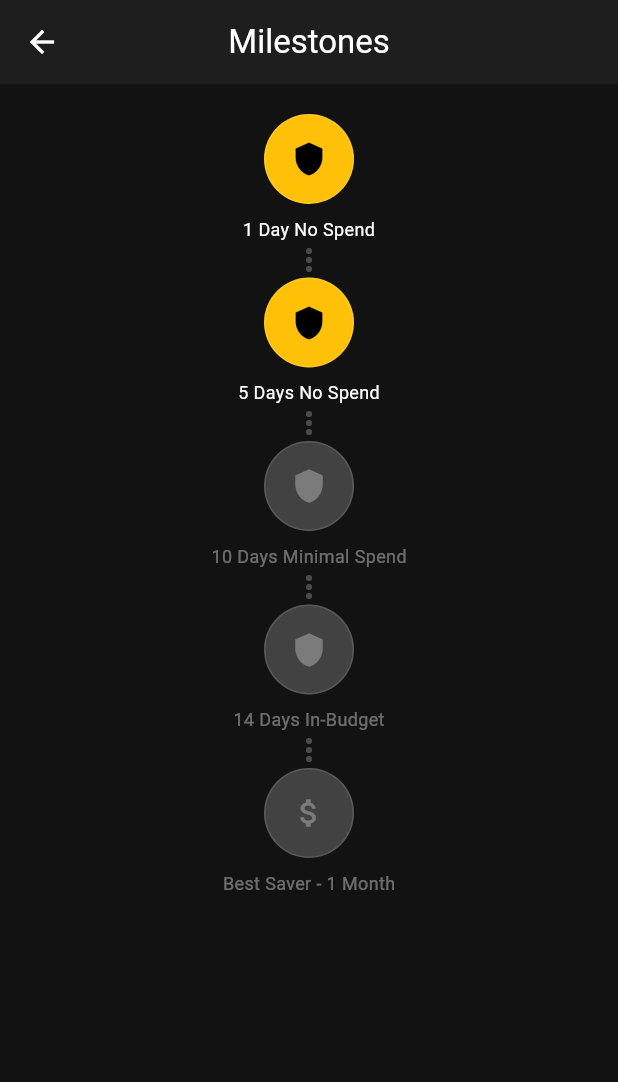
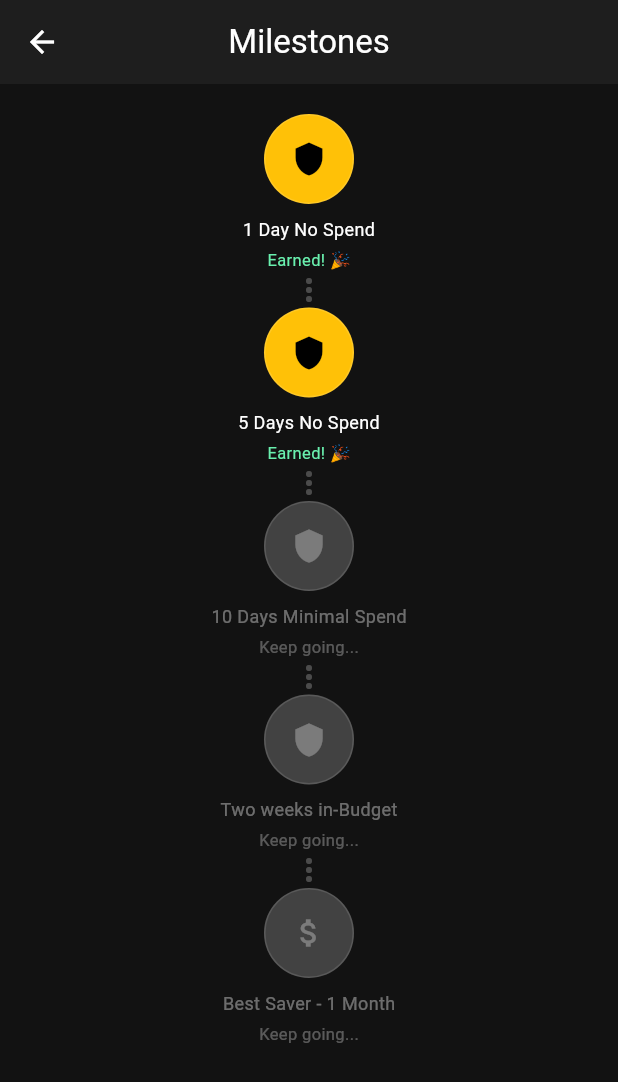
Before and after one commit to Fyxod/Team3, a Flutter app: the Milestones screen opened directly, on a phone screen of 412 x 824 dp. Shown: the top 1082 px of the screen. Run offline on Flutter 3.47's test engine with Material 3 defaults, Android fonts, the phone set to English and light mode, and no system bars; our stand-ins replace google_fonts, table_calendar.

Commit message:
Final Commit
Interactive badges added in milestones page and added a 'Tap to see your badges' below the calendar.

```diff
--- a/lib/pages/milestones.dart
+++ b/lib/pages/milestones.dart
@@ -2,11 +2,32 @@ import 'package:flutter/material.dart';
 
 class Milestones extends StatelessWidget {
   final List<_Badge> badges = [
-    _Badge(label: '1 Day No Spend', earned: true),
-    _Badge(label: '5 Days No Spend', earned: true),
-    _Badge(label: '10 Days Minimal Spend', earned: false),
-    _Badge(label: '14 Days In-Budget', earned: false),
-    _Badge(label: 'Best Saver - 1 Month', earned: false, isFinal: true),
+    _Badge(
+      label: '1 Day No Spend',
+      earned: true,
+      description: 'One full day without spending any money.',
+    ),
+    _Badge(
+      label: '5 Days No Spend',
+      earned: true,
+      description: 'Five days straight without spending.',
+    ),
+    _Badge(
+      label: '10 Days Minimal Spend',
+      earned: false,
+      description: 'Spend only on essentials for 10 days to earn this badge.',
+    ),
+    _Badge(
+      label: 'Two weeks in-Budget',
+      earned: false,
+      description: 'Stay within your set budget for two full weeks.',
+    ),
+    _Badge(
+      label: 'Best Saver - 1 Month',
+      earned: false,
+      isFinal: true,
+      description: 'Your best month of saving. Complete 30 days of minimal spending.',
+    ),
   ];
 
   Milestones({super.key});
@@ -49,8 +70,14 @@ class _Badge {
   final String label;
   final bool earned;
   final bool isFinal;
+  final String description;
 
-  _Badge({required this.label, required this.earned, this.isFinal = false});
+  _Badge({
+    required this.label,
+    required this.earned,
+    this.isFinal = false,
+    required this.description,
+  });
 }
 
 class _BadgeWidget extends StatelessWidget {
@@ -58,9 +85,55 @@ class _BadgeWidget extends StatelessWidget {
 
   const _BadgeWidget({required this.badge});
 
+  void _showBadgeDetails(BuildContext context) {
+    showDialog(
+      context: context,
+      builder: (_) => AlertDialog(
+        backgroundColor: const Color(0xFF1E1E1E),
+        shape: RoundedRectangleBorder(borderRadius: BorderRadius.circular(12)),
+        title: Text(
+          badge.label,
+          style: const TextStyle(color: Colors.white),
+        ),
+        content: Column(
+          mainAxisSize: MainAxisSize.min,
+          crossAxisAlignment: CrossAxisAlignment.start,
+          children: [
+            Text(
+              badge.description,
+              style: TextStyle(
+                color: badge.earned ? Colors.white70 : Colors.white38,
+                fontSize: 14,
+              ),
+            ),
+            const SizedBox(height: 12),
+            Text(
+              badge.earned
+                  ? 'You have earned this badge.'
+                  : 'You haven’t earned this badge yet.',
+              style: TextStyle(
+                color: badge.earned ? Colors.greenAccent : Colors.orangeAccent,
+                fontSize: 13,
+                fontWeight: FontWeight.w500,
+              ),
+            ),
+          ],
+        ),
+        actions: [
+          TextButton(
+            onPressed: () => Navigator.pop(context),
+            child: const Text('Close', style: TextStyle(color: Colors.tealAccent)),
+          ),
+        ],
+      ),
+    );
+  }
+
   @override
   Widget build(BuildContext context) {
-    return Column(
+    return GestureDetector(
+      onTap: () => _showBadgeDetails(context),
+      child: Column(
         children: [
           Container(
             width: 60,
@@ -83,13 +156,27 @@ class _BadgeWidget extends StatelessWidget {
               color: badge.earned ? Colors.white : Colors.white38,
             ),
           ),
+          if (badge.earned)
+            const Padding(
+              padding: EdgeInsets.only(top: 4),
+              child: Text(
+                'Earned! 🎉',
+                style: TextStyle(color: Colors.greenAccent, fontSize: 11),
+              ),
+            )
+          else
+            const Padding(
+              padding: EdgeInsets.only(top: 4),
+              child: Text(
+                'Keep going...',
+                style: TextStyle(color: Colors.white30, fontSize: 11),
+              ),
+            ),
           if (badge.isFinal && badge.earned)
             Padding(
               padding: const EdgeInsets.only(top: 8),
               child: ElevatedButton.icon(
-              onPressed: () {
-                // Logic to share badge to Instagram
-              },
+                onPressed: () {},
                 icon: const Icon(Icons.share, color: Colors.white),
                 label: const Text('Share to Instagram'),
                 style: ElevatedButton.styleFrom(
@@ -99,6 +186,7 @@ class _BadgeWidget extends StatelessWidget {
               ),
             ),
         ],
+      ),
     );
   }
 }
```
Also changed, not shown: lib/pages/home_page.dart (+85 -8 lines), 1 other file. Lines whose indentation alone changed are shown as unchanged.
